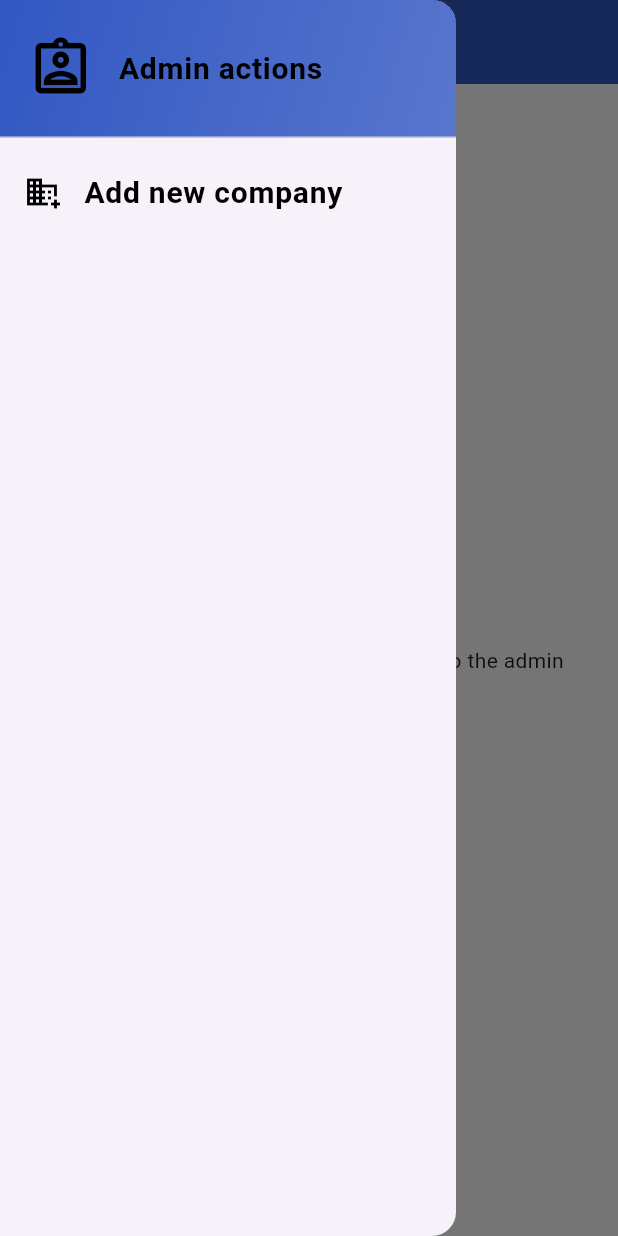
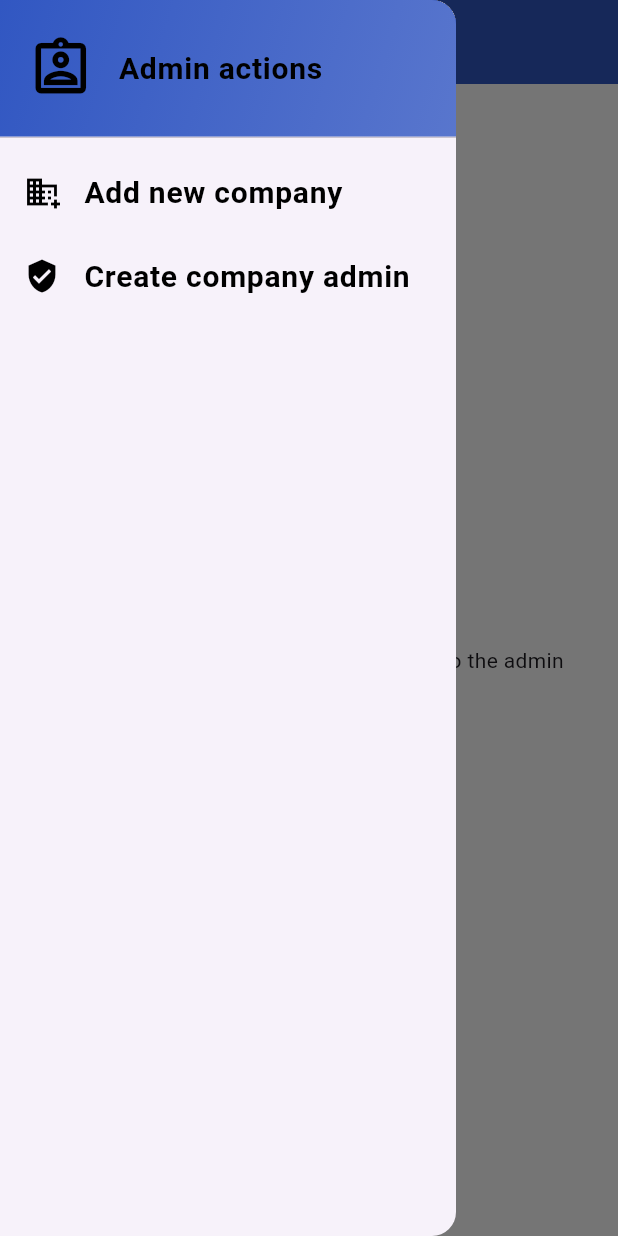
Before and after one commit to ahmadsaad2/sayyarti_project, a Flutter app: the AdminHome screen opened directly, with the side drawer open, on a phone screen of 412 x 824 dp. Run offline on Flutter 3.47's test engine with Material 3 defaults, Android fonts, the phone set to English and light mode, and no system bars; our stand-ins replace flutter_dotenv, flutter_svg, google_maps_flutter, location, logger, shared_preferences; accounts and stored records are empty; project files that could hold a hidden picture were left out.

Commit message:
blue print for the company admin

```diff
--- a/front/lib/Screens/admin/screens/admin_home.dart
+++ b/front/lib/Screens/admin/screens/admin_home.dart
@@ -10,11 +10,19 @@ class AdminHome extends StatelessWidget {
       child: Scaffold(
         appBar: AppBar(
           backgroundColor: const Color.fromARGB(255, 49, 87, 194),
-          title: const Text('Admin Dashboard'),
+          title: const Text(
+            'Admin Dashboard',
+            style: TextStyle(
+              fontWeight: FontWeight.bold,
+              color: Colors.black,
+            ),
+          ),
           centerTitle: true,
         ),
         drawer: const AdminDrawer(),
-        body: const Center(child:  Text('statistic data and other features related to the admin')),
+        body: const Center(
+            child:
+                Text('statistic data and other features related to the admin')),
       ),
     );
   }
--- a/front/lib/Screens/admin/widgets/admin_drawer.dart
+++ b/front/lib/Screens/admin/widgets/admin_drawer.dart
@@ -1,5 +1,6 @@
 import 'package:flutter/material.dart';
 import 'package:sayyarti/Screens/admin/screens/add_company.dart';
+import 'package:sayyarti/Screens/admin/screens/create_company_admin.dart';
 
 class AdminDrawer extends StatelessWidget{
   const AdminDrawer({super.key});
@@ -66,7 +67,32 @@ class AdminDrawer extends StatelessWidget{
                   ],
                 ),
                 onTap: () {
+                  Navigator.of(context).pop();
                   Navigator.of(context).push(MaterialPageRoute(builder: (ctx) =>const AddCompanyScreen()));
+                },
+              ),
+              ListTile(
+                title: const Row(
+                  children: [
+                    Icon(
+                      Icons.verified_user,
+                      color: Colors.black,
+                    ),
+                    SizedBox(
+                      width: 16,
+                    ),
+                    Text(
+                      'Create company admin',
+                      style: TextStyle(
+                          color: Colors.black,
+                          fontWeight: FontWeight.bold,
+                          fontSize: 20),
+                    ),
+                  ],
+                ),
+                onTap: () {
+                  Navigator.of(context).pop();
+                  Navigator.of(context).push(MaterialPageRoute(builder: (ctx) =>const CreateCompanyAdminScreen()));
                 },
               )
             ],
```
Also changed, not shown: front/lib/Screens/admin/screens/add_company.dart (+60 -5 lines), front/lib/Screens/admin/screens/create_company_admin.dart (added, +31 -0 lines).
